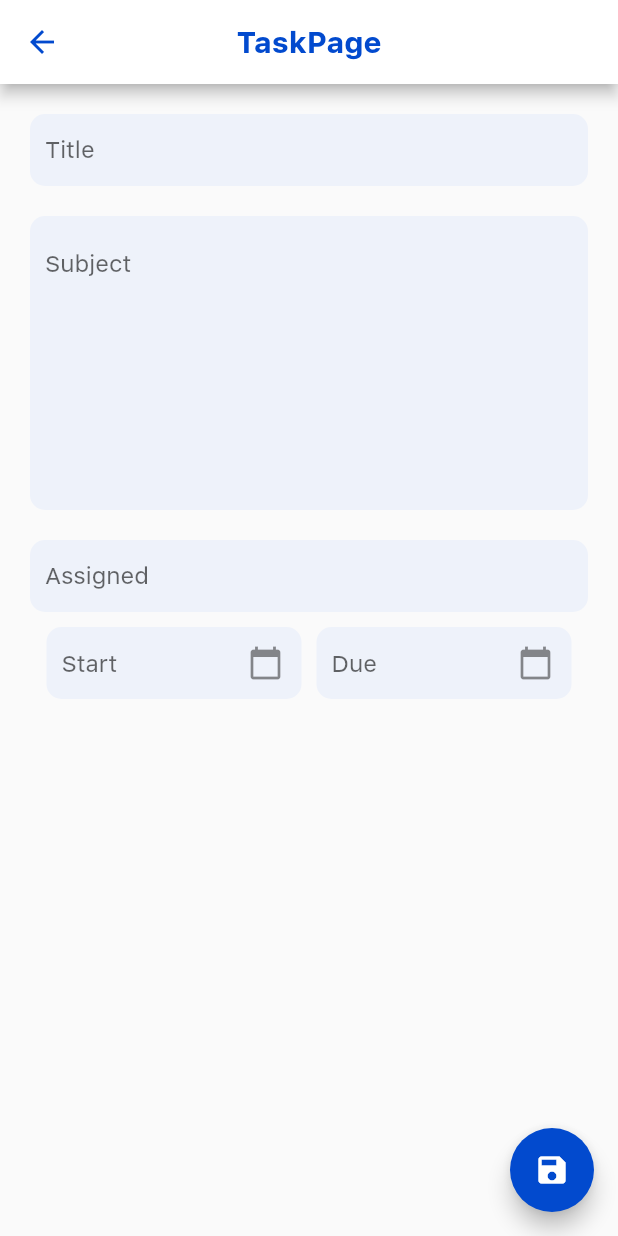
After one commit to Rafarache/TaskManagerApp, a Flutter app: the screen it shows after launch, after a tap on the "add" icon, on a phone screen of 412 x 824 dp. The commit adds this screen. Run offline on Flutter 3.47's test engine with Material 2 defaults, Android fonts, the phone set to English and light mode, and no system bars; our stand-ins replace sqflite; accounts and stored records are empty.

Commit message:
Add TaskPage

```diff
--- /dev/null
+++ b/lib/View/AddTask/TaskPage.dart
@@ -0,0 +1,138 @@
+import 'package:flutter/material.dart';
+
+class TaskPage extends StatefulWidget {
+  @override
+  _TaskPageState createState() => _TaskPageState();
+}
+
+class _TaskPageState extends State<TaskPage> {
+  @override
+  Widget build(BuildContext context) {
+    return WillPopScope(
+      onWillPop: null,
+      child: Scaffold(
+        appBar: AppBar(
+          backgroundColor: Colors.white,
+          iconTheme: IconThemeData(
+            color: Theme.of(context).primaryColor,
+          ),
+          centerTitle: true,
+          title: Text(
+            'TaskPage',
+            style: TextStyle(
+              fontWeight: FontWeight.w700,
+              color: Theme.of(context).primaryColor,
+            ),
+          ),
+        ),
+        body: Column(
+          children: [
+            Container(
+              decoration: BoxDecoration(
+                color: Color(0XFFEEF2FA),
+                borderRadius: BorderRadius.circular(10),
+              ),
+              margin: EdgeInsets.only(left: 20, right: 20, bottom: 10, top: 20),
+              child: Padding(
+                padding: const EdgeInsets.only(left: 10.0),
+                child: TextField(
+                  keyboardType: TextInputType.emailAddress,
+                  decoration: InputDecoration(
+                    hintText: 'Title',
+                    border: InputBorder.none,
+                  ),
+                ),
+              ),
+            ),
+            Container(
+              decoration: BoxDecoration(
+                color: Color(0XFFEEF2FA),
+                borderRadius: BorderRadius.circular(10),
+              ),
+              margin: EdgeInsets.only(left: 20, right: 20, top: 10),
+              child: Padding(
+                padding: const EdgeInsets.all(10),
+                child: TextField(
+                  maxLines: 8,
+                  keyboardType: TextInputType.emailAddress,
+                  decoration: InputDecoration(
+                    border: InputBorder.none,
+                    hintText: 'Subject',
+                  ),
+                ),
+              ),
+            ),
+            Container(
+              decoration: BoxDecoration(
+                color: Color(0XFFEEF2FA),
+                borderRadius: BorderRadius.circular(10),
+              ),
+              margin: EdgeInsets.only(left: 20, right: 20, bottom: 10, top: 20),
+              child: Padding(
+                padding: const EdgeInsets.only(left: 10.0),
+                child: TextField(
+                  keyboardType: TextInputType.emailAddress,
+                  decoration: InputDecoration(
+                    border: InputBorder.none,
+                    hintText: 'Assigned',
+                  ),
+                ),
+              ),
+            ),
+            Row(
+              mainAxisAlignment: MainAxisAlignment.center,
+              children: [
+                Flexible(
+                  child: Container(
+                    width: 170,
+                    decoration: BoxDecoration(
+                      color: Color(0XFFEEF2FA),
+                      borderRadius: BorderRadius.circular(10),
+                    ),
+                    child: TextField(
+                      keyboardType: TextInputType.emailAddress,
+                      decoration: InputDecoration(
+                        hintText: 'Start',
+                        border: InputBorder.none,
+                        suffixIcon: Icon(Icons.calendar_today),
+                        contentPadding: EdgeInsets.only(left: 10, top: 15),
+                      ),
+                    ),
+                  ),
+                ),
+                SizedBox(
+                  width: 10,
+                ),
+                Flexible(
+                  child: Container(
+                    width: 170,
+                    decoration: BoxDecoration(
+                      color: Color(0XFFEEF2FA),
+                      borderRadius: BorderRadius.circular(10),
+                    ),
+                    child: TextField(
+                      keyboardType: TextInputType.emailAddress,
+                      decoration: InputDecoration(
+                        hintText: 'Due',
+                        border: InputBorder.none,
+                        suffixIcon: Icon(Icons.calendar_today),
+                        contentPadding: EdgeInsets.only(left: 10, top: 15),
+                      ),
+                    ),
+                  ),
+                ),
+              ],
+            )
+          ],
+        ),
+        floatingActionButton: FloatingActionButton(
+          backgroundColor: Theme.of(context).primaryColor,
+          onPressed: () {
+            Navigator.pop(context);
+          },
+          child: Icon(Icons.save),
+        ),
+      ),
+    );
+  }
+}
--- a/lib/View/Home/HomePage.dart
+++ b/lib/View/Home/HomePage.dart
@@ -1,4 +1,5 @@
 import 'package:flutter/material.dart';
+import 'package:taskmanager/View/AddTask/TaskPage.dart';
 import 'Widgets/card.dart';
 import 'Widgets/quickTask.dart';
 
@@ -24,12 +25,16 @@ class _HomeState extends State<Home> {
           'Task Manager',
           style: TextStyle(
             fontFamily: 'San Francisco',
+            fontWeight: FontWeight.w600,
           ),
         ),
         actions: [
           IconButton(
             icon: Icon(Icons.add),
-            onPressed: null,
+            onPressed: () {
+              Navigator.push(
+                  context, MaterialPageRoute(builder: (context) => TaskPage()));
+            },
           ),
           IconButton(
             icon: Icon(Icons.search),
@@ -42,7 +47,8 @@ class _HomeState extends State<Home> {
           children: [
             GestureDetector(
               onTap: () {
-                print('Clicou');
+                Navigator.push(context,
+                    MaterialPageRoute(builder: (context) => TaskPage()));
               },
               child: QuickTask(),
             ),
--- a/lib/main.dart
+++ b/lib/main.dart
@@ -1,4 +1,5 @@
 import 'package:flutter/material.dart';
+import 'View/AddTask/TaskPage.dart';
 import 'View/Home/HomePage.dart';
 
 void main() {
@@ -13,6 +14,7 @@ class MyApp extends StatelessWidget {
       debugShowCheckedModeBanner: false,
       title: 'Task Manager App',
       theme: ThemeData(
+        fontFamily: 'San Francisco',
         primaryColor: Color(0xFF024ACE),
         visualDensity: VisualDensity.adaptivePlatformDensity,
       ),
```
